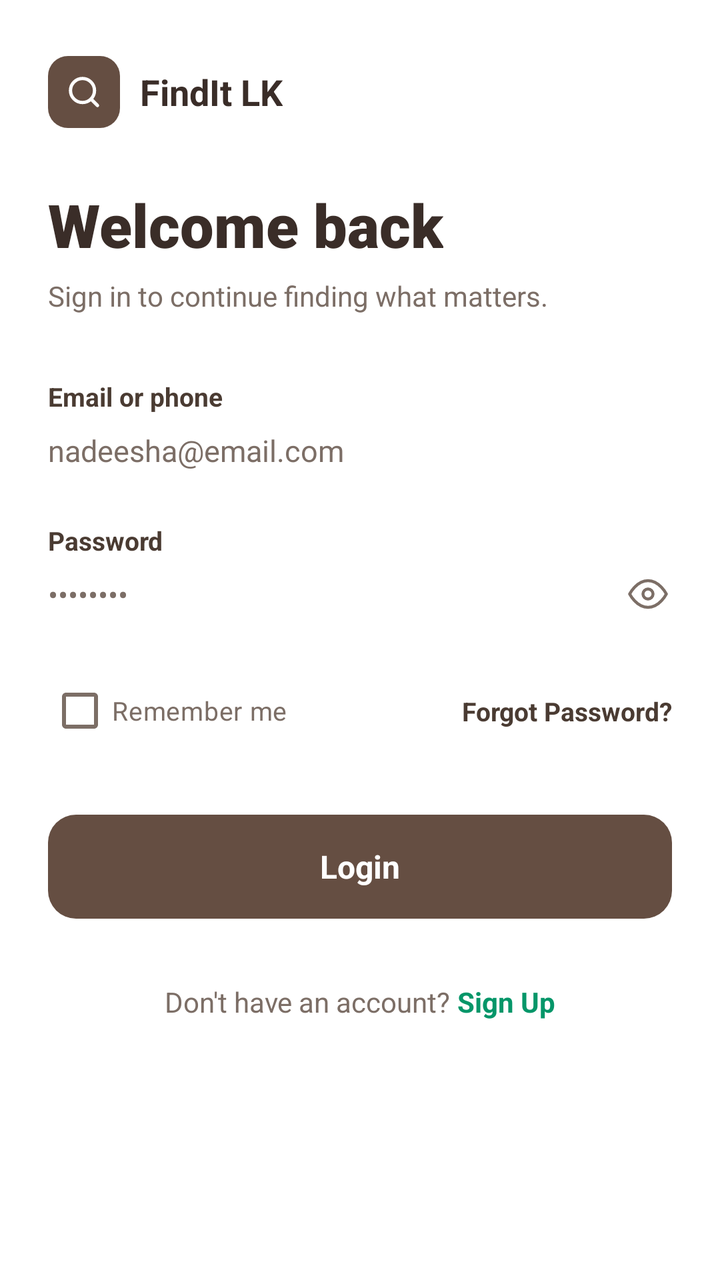
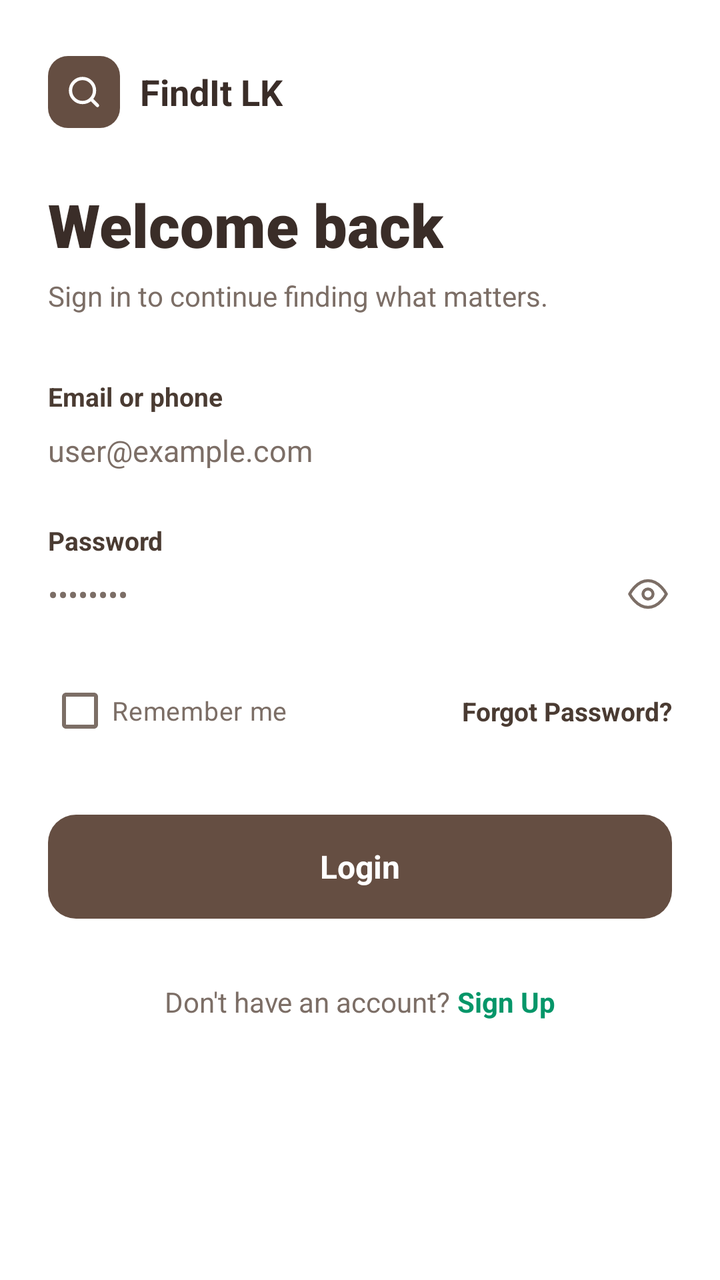

An Android layout rendered at two revisions. The XML below is the earlier revision; the diff shows what the commit changed to produce the second picture.
<!-- AndroidManifest.xml: application theme Theme.LostAndFound -->
<!-- res/layout/fragment_login.xml -->
<?xml version="1.0" encoding="utf-8"?>
<LinearLayout xmlns:android="http://schemas.android.com/apk/res/android"
    xmlns:app="http://schemas.android.com/apk/res-auto"
    xmlns:tools="http://schemas.android.com/tools"
    android:layout_width="match_parent"
    android:layout_height="match_parent"
    android:background="@color/white"
    android:orientation="vertical"
    tools:context=".LoginFragment">

    
    <androidx.core.widget.NestedScrollView
        android:layout_width="match_parent"
        android:layout_height="0dp"
        android:layout_weight="1"
        android:fillViewport="true"
        android:overScrollMode="never"
        android:scrollbars="none">

        <LinearLayout
            android:layout_width="match_parent"
            android:layout_height="wrap_content"
            android:orientation="vertical"
            android:paddingStart="24dp"
            android:paddingTop="28dp"
            android:paddingEnd="24dp"
            android:paddingBottom="24dp">

            
            <LinearLayout
                android:layout_width="wrap_content"
                android:layout_height="wrap_content"
                android:gravity="center_vertical"
                android:orientation="horizontal">

                <FrameLayout
                    android:layout_width="36dp"
                    android:layout_height="36dp"
                    android:background="@drawable/bg_logo_squircle">

                    <ImageView
                        android:layout_width="18dp"
                        android:layout_height="18dp"
                        android:layout_gravity="center"
                        android:contentDescription="FindIt LK Logo"
                        android:src="@drawable/ic_search_white" />
                </FrameLayout>

                <TextView
                    android:layout_width="wrap_content"
                    android:layout_height="wrap_content"
                    android:layout_marginStart="10dp"
                    android:fontFamily="sans-serif-bold"
                    android:text="FindIt LK"
                    android:textColor="#3A2D28"
                    android:textSize="18sp"
                    android:textStyle="bold" />
            </LinearLayout>

            
            <TextView
                android:layout_width="wrap_content"
                android:layout_height="wrap_content"
                android:layout_marginTop="28dp"
                android:fontFamily="sans-serif-black"
                android:text="Welcome back"
                android:textColor="#3A2D28"
                android:textSize="30sp"
                android:textStyle="bold" />

            <TextView
                android:layout_width="wrap_content"
                android:layout_height="wrap_content"
                android:layout_marginTop="6dp"
                android:fontFamily="sans-serif"
                android:text="Sign in to continue finding what matters."
                android:textColor="#7C6E66"
                android:textSize="14sp" />

            
            <TextView
                android:layout_width="wrap_content"
                android:layout_height="wrap_content"
                android:layout_marginTop="32dp"
                android:fontFamily="sans-serif-bold"
                android:text="Email or phone"
                android:textColor="#4A3B32"
                android:textSize="13sp"
                android:textStyle="bold" />

            
            <EditText
                android:id="@+id/inputEmail"
                android:layout_width="match_parent"
                android:layout_height="wrap_content"
                android:layout_marginTop="2dp"
                android:background="@null"
                android:fontFamily="sans-serif"
                android:hint="nadeesha@email.com"
                android:importantForAutofill="no"
                android:inputType="textEmailAddress"
                android:paddingTop="6dp"
                android:paddingBottom="6dp"
                android:textColor="#3A2D28"
                android:textColorHint="#7C6E66"
                android:textSize="15sp" />

            
            <TextView
                android:layout_width="wrap_content"
                android:layout_height="wrap_content"
                android:layout_marginTop="20dp"
                android:fontFamily="sans-serif-bold"
                android:text="Password"
                android:textColor="#4A3B32"
                android:textSize="13sp"
                android:textStyle="bold" />

            
            <RelativeLayout
                android:layout_width="match_parent"
                android:layout_height="wrap_content"
                android:layout_marginTop="2dp">

                <EditText
                    android:id="@+id/inputPassword"
                    android:layout_width="match_parent"
                    android:layout_height="wrap_content"
                    android:layout_toStartOf="@+id/btnTogglePassword"
                    android:background="@null"
                    android:fontFamily="sans-serif"
                    android:hint="••••••••"
                    android:importantForAutofill="no"
                    android:inputType="textPassword"
                    android:paddingTop="6dp"
                    android:paddingBottom="6dp"
                    android:textColor="#3A2D28"
                    android:textColorHint="#7C6E66"
                    android:textSize="15sp" />

                <ImageView
                    android:id="@+id/btnTogglePassword"
                    android:layout_width="24dp"
                    android:layout_height="24dp"
                    android:layout_alignParentEnd="true"
                    android:layout_centerVertical="true"
                    android:clickable="true"
                    android:contentDescription="Toggle password visibility"
                    android:focusable="true"
                    android:padding="2dp"
                    android:src="@drawable/ic_eye"
                    app:tint="#7C6E66" />
            </RelativeLayout>

            
            <androidx.constraintlayout.widget.ConstraintLayout
                android:layout_width="match_parent"
                android:layout_height="wrap_content"
                android:layout_marginTop="18dp">

                <CheckBox
                    android:id="@+id/checkRememberMe"
                    android:layout_width="wrap_content"
                    android:layout_height="wrap_content"
                    android:buttonTint="#7C6E66"
                    android:fontFamily="sans-serif"
                    android:text="Remember me"
                    android:textColor="#7C6E66"
                    android:textSize="13sp"
                    app:layout_constraintBottom_toBottomOf="parent"
                    app:layout_constraintStart_toStartOf="parent"
                    app:layout_constraintTop_toTopOf="parent" />

                <TextView
                    android:id="@+id/btnForgotPassword"
                    android:layout_width="wrap_content"
                    android:layout_height="wrap_content"
                    android:clickable="true"
                    android:focusable="true"
                    android:fontFamily="sans-serif-bold"
                    android:text="Forgot Password?"
                    android:textColor="#4A3B32"
                    android:textSize="13sp"
                    android:textStyle="bold"
                    app:layout_constraintBottom_toBottomOf="parent"
                    app:layout_constraintEnd_toEndOf="parent"
                    app:layout_constraintTop_toTopOf="parent" />
            </androidx.constraintlayout.widget.ConstraintLayout>

            
            <TextView
                android:id="@+id/btnLogin"
                android:layout_width="match_parent"
                android:layout_height="52dp"
                android:layout_marginTop="28dp"
                android:background="@drawable/bg_btn_create_account"
                android:clickable="true"
                android:focusable="true"
                android:fontFamily="sans-serif-bold"
                android:gravity="center"
                android:text="Login"
                android:textColor="@color/white"
                android:textSize="16sp"
                android:textStyle="bold" />

            
            <LinearLayout
                android:id="@+id/rowSignUp"
                android:layout_width="wrap_content"
                android:layout_height="wrap_content"
                android:layout_gravity="center_horizontal"
                android:layout_marginTop="32dp"
                android:clickable="true"
                android:focusable="true"
                android:gravity="center"
                android:orientation="horizontal">

                <TextView
                    android:layout_width="wrap_content"
                    android:layout_height="wrap_content"
                    android:fontFamily="sans-serif"
                    android:text="Don't have an account? "
                    android:textColor="#7C6E66"
                    android:textSize="14sp" />

                <TextView
                    android:layout_width="wrap_content"
                    android:layout_height="wrap_content"
                    android:fontFamily="sans-serif-bold"
                    android:text="Sign Up"
                    android:textColor="#059669"
                    android:textSize="14sp"
                    android:textStyle="bold" />
            </LinearLayout>

        </LinearLayout>
    </androidx.core.widget.NestedScrollView>

</LinearLayout>
<!-- resources referenced by this layout -->
<resources>
  <color name="white">#FFFFFFFF</color>
  <!-- drawable bg_btn_create_account (drawable) -->
  <?xml version="1.0" encoding="utf-8"?>
  <shape xmlns:android="http://schemas.android.com/apk/res/android"
      android:shape="rectangle">
      <corners android:radius="14dp" />
      <solid android:color="#654E42" />
  </shape>
  <!-- drawable bg_logo_squircle (drawable) -->
  <?xml version="1.0" encoding="utf-8"?>
  <shape xmlns:android="http://schemas.android.com/apk/res/android"
      android:shape="rectangle">
      <corners android:radius="10dp" />
      <solid android:color="#654E42" />
  </shape>
  <!-- drawable ic_eye (drawable) -->
  <vector xmlns:android="http://schemas.android.com/apk/res/android"
      android:width="24dp"
      android:height="24dp"
      android:viewportWidth="24"
      android:viewportHeight="24">
    <path
        android:fillColor="@android:color/transparent"
        android:strokeColor="#5C4638"
        android:strokeWidth="1.8"
        android:strokeLineCap="round"
        android:strokeLineJoin="round"
        android:pathData="M1,12s4,-8 11,-8 11,8 11,8 -4,8 -11,8 -11,-8 -11,-8z" />
    <path
        android:fillColor="@android:color/transparent"
        android:strokeColor="#5C4638"
        android:strokeWidth="1.8"
        android:strokeLineCap="round"
        android:strokeLineJoin="round"
        android:pathData="M12,12m-3,0a3,3 0 1,1 6,0a3,3 0 1,1 -6,0" />
  </vector>
  <!-- drawable ic_search_white (drawable) -->
  <vector xmlns:android="http://schemas.android.com/apk/res/android"
      android:width="20dp"
      android:height="20dp"
      android:viewportWidth="24"
      android:viewportHeight="24">
    <path
        android:fillColor="@android:color/transparent"
        android:strokeColor="#FFFFFF"
        android:strokeWidth="2.2"
        android:strokeLineCap="round"
        android:strokeLineJoin="round"
        android:pathData="M11,19A8,8 0 1,0 11,3a8,8 0 0,0 0,16zM21,21l-4.35,-4.35" />
  </vector>
  <style name="Theme.LostAndFound" parent="Base.Theme.LostAndFound" />
  <style name="Base.Theme.LostAndFound" parent="Theme.Material3.DayNight.NoActionBar">
          
          <item name="android:statusBarColor">@color/white</item>
          <item name="android:windowLightStatusBar" tools:targetApi="m">true</item>
          <item name="android:navigationBarColor">@color/white</item>
          <item name="android:windowLightNavigationBar" tools:targetApi="o_mr1">true</item>
      </style>
</resources>

<!-- the commit's change to res/layout/fragment_login.xml (unified diff, before → after) -->
@@ -96,7 +96,7 @@
                 android:layout_marginTop="2dp"
                 android:background="@null"
                 android:fontFamily="sans-serif"
-                android:hint="nadeesha@email.com"
+                android:hint="user@example.com"
                 android:importantForAutofill="no"
                 android:inputType="textEmailAddress"
                 android:paddingTop="6dp"
